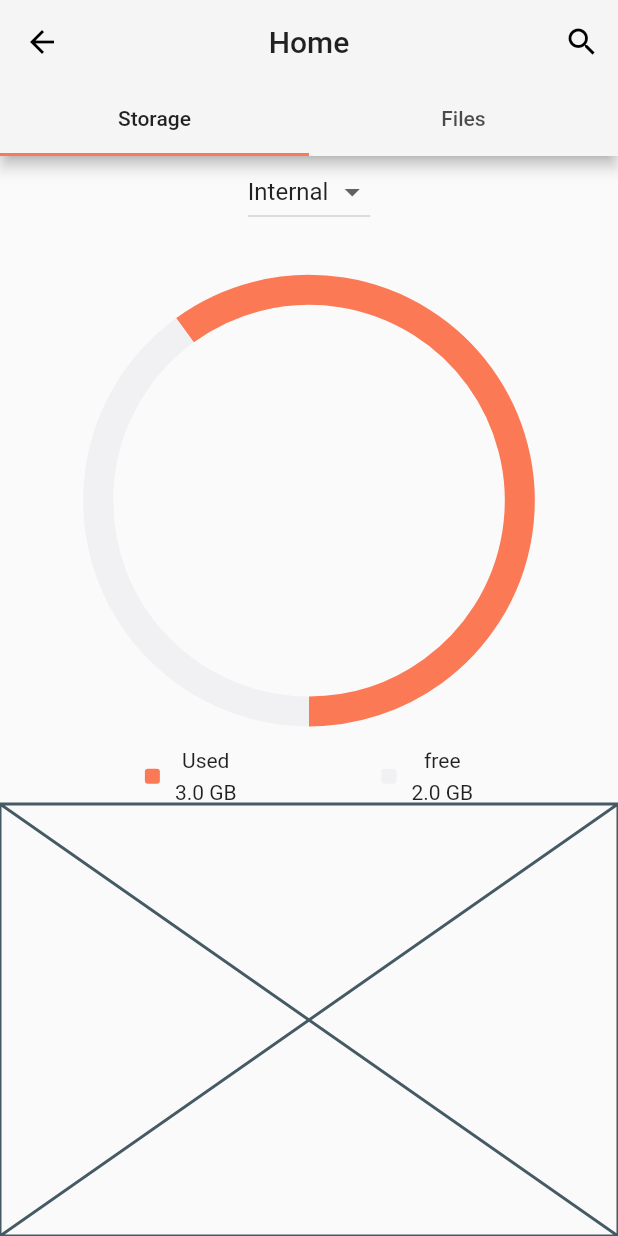
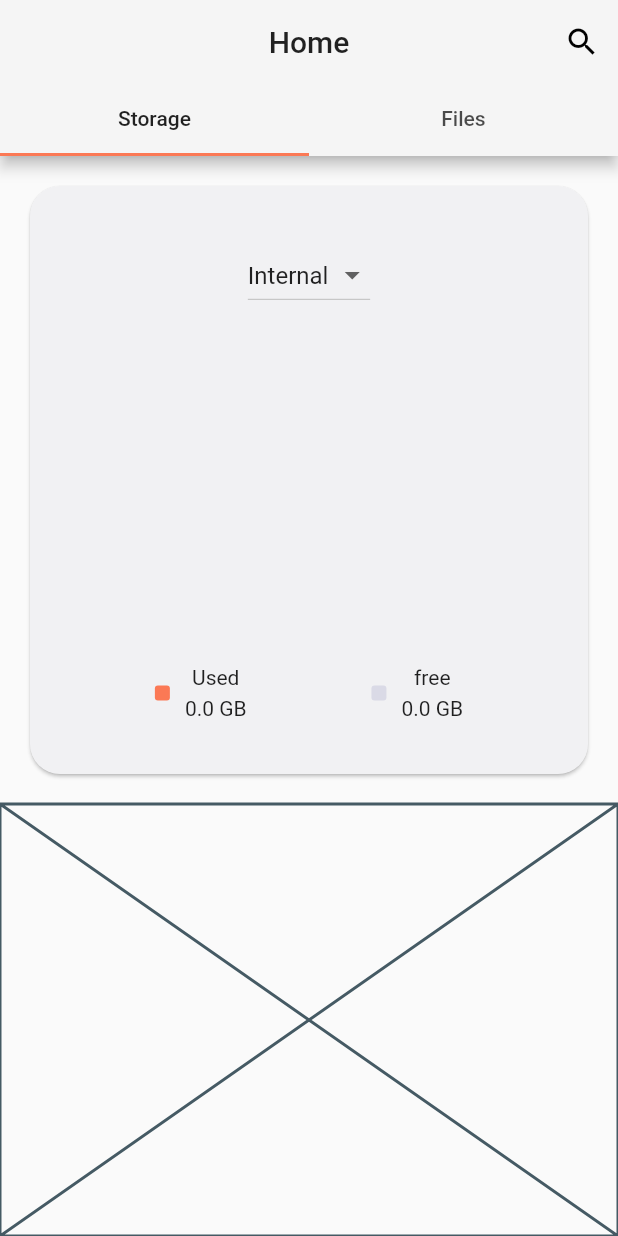
Before and after one commit to Emon526/File-Manager, a Flutter app: the screen it shows after launch, after a tap on "Let's Go", on a phone screen of 412 x 824 dp. Run offline on Flutter 3.47's test engine with Material 2 defaults, Android fonts, the phone set to English and light mode, and no system bars; our stand-ins replace get, google_fonts, permission_handler; missing offline and left inert: disk_space, file_manager, popup_menu_title.

Commit message:
storage space getting and show that on pie chart

```diff
--- a/lib/controllers/storage-controller/storage_controller.dart
+++ b/lib/controllers/storage-controller/storage_controller.dart
@@ -1,30 +1,54 @@
+import 'package:disk_space/disk_space.dart';
 import 'package:file_manager/file_manager.dart';
 import 'package:filemanager/helpers/config/permission_settings.dart';
 import 'package:get/get.dart';
 
-class StorageController extends GetxController{
+class StorageController extends GetxController {
   bool? isPermit;
 
   final FileManagerController fileManagerController = FileManagerController();
 
+  double? _totalSpace;
+  double? _freeSpace;
+  double? _usedSpace;
   // initailizing permission
   @override
   void onInit() {
     super.onInit();
     _getPermission();
-
+    fetchStorageSpace();
   }
 
   // request for storage permission
-  _getPermission() async{
+  _getPermission() async {
     isPermit = await PermissionSettings.promptPermissionSetting();
     update();
-
   }
 
   // fetch device storage space
-  List<double> fetchStorageSpace(){
-    return [12, 45];
+  void fetchStorageSpace() async {
+    try {
+      _totalSpace = await DiskSpace.getTotalDiskSpace;
+      _freeSpace = await DiskSpace.getFreeDiskSpace;
+      _usedSpace = (_totalSpace! - _freeSpace!);
+
+      update();
+    } catch (e) {
+      _totalSpace = 0;
+      _freeSpace = 0;
+      _usedSpace = 0;
+      update();
+    }
+  }
+
+  // get free space
+  double? getFreeSpace() {
+    return (_freeSpace! / 1024).toPrecision(2);
+  }
+
+  // get used space
+  double? getUsedSpace() {
+    return (_usedSpace! / 1024).toPrecision(2);
   }
 
   //
--- a/lib/helpers/colors/app_color.dart
+++ b/lib/helpers/colors/app_color.dart
@@ -5,6 +5,7 @@ class AppColor {
   // app color
   static const primaryAppColor = Color.fromRGBO(245, 245, 245, 1);
   static const secondaryAppColor = Color.fromRGBO(241, 241, 243, 1);
+  static const freeSpaceColor = Color.fromRGBO(	218, 218, 230, 1);
 
   // button color
   static const primaryButtonBgColor = Color.fromRGBO(251, 121, 85, 1);
--- a/lib/helpers/config/pie_chart_paint.dart
+++ b/lib/helpers/config/pie_chart_paint.dart
@@ -22,7 +22,7 @@ class PieChartPaint extends CustomPainter {
     ];
 
     colorList = [
-      AppColor.secondaryAppColor,
+      AppColor.freeSpaceColor,
       AppColor.primaryButtonBgColor,
     ];
   }
@@ -40,7 +40,7 @@ class PieChartPaint extends CustomPainter {
 
     spaceDetails!.forEach((element) => total += element.space!);
 
-    double startRadian = pi / 2;
+    double startRadian = 0;
 
     for (int index = 0; index < spaceDetails!.length; index++) {
       var currentSpace = spaceDetails!.elementAt(index);
--- a/lib/screens/splash/components/body.dart
+++ b/lib/screens/splash/components/body.dart
@@ -135,8 +135,8 @@ class _BodyState extends State<Body> {
                                         ),
                                       ),
                                       onPressed: () {
-                                        // Get.offNamed('/home');
-                                        Get.toNamed('/home');
+                                        Get.offNamed('/home');
+                                        // Get.toNamed('/home');
                                       },
                                       // child: Text(
                                       //   'Let\'s Go',
--- a/lib/screens/storage/components/storage_chart.dart
+++ b/lib/screens/storage/components/storage_chart.dart
@@ -2,13 +2,20 @@ import 'package:filemanager/helpers/config/pie_chart_paint.dart';
 import 'package:flutter/material.dart';
 
 class StoragePieChart extends StatelessWidget {
-  final double usedData;
-  final double freeData;
-  const StoragePieChart({required this.usedData, required this.freeData, Key? key}) : super(key: key);
+  final double? usedData;
+  final double? freeData;
+  const StoragePieChart(
+      {required this.usedData, required this.freeData, Key? key})
+      : super(key: key);
 
   @override
   Widget build(BuildContext context) {
     return Container(
+      width: MediaQuery.of(context).size.width,
+      height: MediaQuery.of(context).size.height * 0.2,
+      padding: EdgeInsets.all(
+        MediaQuery.of(context).size.height * 0.020,
+      ),
       child: Center(
         child: CustomPaint(
           child: Center(),
--- a/lib/screens/storage/components/storage_details_container.dart
+++ b/lib/screens/storage/components/storage_details_container.dart
@@ -1,9 +1,9 @@
 import 'package:flutter/material.dart';
 
 class StorageDetailsContainer extends StatelessWidget {
-  final String title;
-  final double data;
-  final Color color;
+  final String? title;
+  final double? data;
+  final Color? color;
   const StorageDetailsContainer({required this.title, required this.data, required this.color, Key? key}) : super(key: key);
 
   @override
@@ -26,7 +26,7 @@ class StorageDetailsContainer extends StatelessWidget {
           Column(
             children: [
               Text(
-                title,
+                title!,
               ),
               SizedBox(
                 height: 5,
--- a/lib/screens/storage/components/storage_space_info.dart
+++ b/lib/screens/storage/components/storage_space_info.dart
@@ -3,9 +3,11 @@ import 'package:filemanager/screens/storage/components/storage_details_container
 import 'package:flutter/material.dart';
 
 class StorageSpaceInfo extends StatelessWidget {
-  final double usedData;
-  final double freeData;
-  const StorageSpaceInfo({required this.usedData, required this.freeData, Key? key}) : super(key: key);
+  final double? usedData;
+  final double? freeData;
+  const StorageSpaceInfo(
+      {required this.usedData, required this.freeData, Key? key})
+      : super(key: key);
 
   @override
   Widget build(BuildContext context) {
@@ -20,7 +22,7 @@ class StorageSpaceInfo extends StatelessWidget {
         StorageDetailsContainer(
           title: "free",
           data: freeData,
-          color: AppColor.secondaryAppColor,
+          color: AppColor.freeSpaceColor,
         ),
       ],
     );
--- a/lib/screens/storage/storage_screen.dart
+++ b/lib/screens/storage/storage_screen.dart
@@ -1,6 +1,9 @@
+import 'package:filemanager/controllers/storage-controller/storage_controller.dart';
+import 'package:filemanager/helpers/colors/app_color.dart';
 import 'package:filemanager/screens/storage/components/storage_chart.dart';
 import 'package:filemanager/screens/storage/components/storage_space_info.dart';
 import 'package:flutter/material.dart';
+import 'package:get/get_state_manager/get_state_manager.dart';
 // import 'package:get/get.dart';
 
 class StorageScreen extends StatelessWidget {
@@ -9,16 +12,23 @@ class StorageScreen extends StatelessWidget {
   @override
   Widget build(BuildContext context) {
     double height = MediaQuery.of(context).size.height;
-    double freeData = 2.0;
-    double usedData = 3.0;
-    return SafeArea(
+    return GetBuilder<StorageController>(
+      builder: (controller) => SafeArea(
         child: Column(
           children: [
             // storage pie chart
             Expanded(
               flex: 3,
               child: Container(
+                // padding: EdgeInsets.only(top: 10),
+                child: Card(
+                  margin: EdgeInsets.all(20),
+                  shape: RoundedRectangleBorder(
+                    borderRadius: BorderRadius.circular(20),
+                  ),
+                  color: AppColor.secondaryAppColor,
                   child: Column(
+                    mainAxisAlignment: MainAxisAlignment.spaceEvenly,
                     children: [
                       DropdownButton<int>(
                         value: 0,
@@ -36,23 +46,22 @@ class StorageScreen extends StatelessWidget {
                           print("Selected: $val");
                         },
                       ),
-                  SizedBox(
-                    height: height * 0.05,
+                      // SizedBox(
+                      //   height: height * 0.03,
+                      // ),
+                      StoragePieChart(
+                        freeData: controller.getFreeSpace(),
+                        usedData: controller.getUsedSpace(),
                       ),
-                  Expanded(
-                    child: StoragePieChart(
-                      freeData: freeData,
-                      usedData: usedData,
-                    ),
-                  ),
-                  SizedBox(
-                    height: height * 0.03,
-                  ),
+                      // SizedBox(
+                      //   height: height * 0.03,
+                      // ),
                       StorageSpaceInfo(
-                    freeData: freeData,
-                    usedData: usedData,
+                        freeData: controller.getFreeSpace(),
+                        usedData: controller.getUsedSpace(),
                       ),
                     ],
+                  ),
                 ),
               ),
             ),
@@ -65,6 +74,7 @@ class StorageScreen extends StatelessWidget {
             ),
           ],
         ),
+      ),
     );
   }
 }
```
Lines whose indentation alone changed are shown as unchanged.
